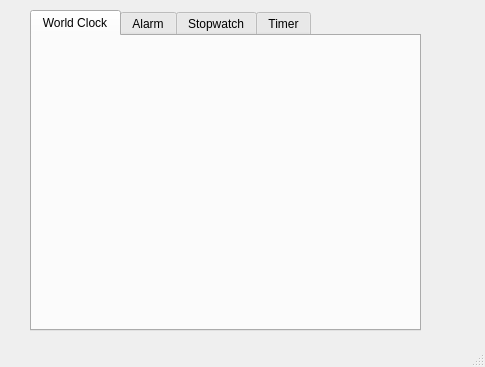
The window that PyLearnThreadingClock/main_window.ui (MSaberian/PyLearnThreading) describes before a commit, drawn with Qt 5.
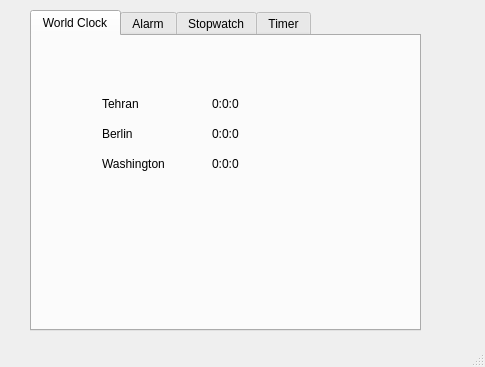
The same window after the commit. The open tabs and pages were chosen to show the change.

```diff
--- a/PyLearnThreadingClock/main_window.ui
+++ b/PyLearnThreadingClock/main_window.ui
@@ -30,6 +30,84 @@
      <attribute name="title">
       <string>World Clock</string>
      </attribute>
+     <widget class="QLabel" name="lb_tehran">
+      <property name="geometry">
+       <rect>
+        <x>180</x>
+        <y>60</y>
+        <width>49</width>
+        <height>16</height>
+       </rect>
+      </property>
+      <property name="text">
+       <string>0:0:0</string>
+      </property>
+     </widget>
+     <widget class="QLabel" name="lb_tehran_2">
+      <property name="geometry">
+       <rect>
+        <x>70</x>
+        <y>60</y>
+        <width>49</width>
+        <height>16</height>
+       </rect>
+      </property>
+      <property name="text">
+       <string>Tehran</string>
+      </property>
+     </widget>
+     <widget class="QLabel" name="lb_tehran_3">
+      <property name="geometry">
+       <rect>
+        <x>70</x>
+        <y>90</y>
+        <width>49</width>
+        <height>16</height>
+       </rect>
+      </property>
+      <property name="text">
+       <string>Berlin</string>
+      </property>
+     </widget>
+     <widget class="QLabel" name="lb_berlin">
+      <property name="geometry">
+       <rect>
+        <x>180</x>
+        <y>90</y>
+        <width>49</width>
+        <height>16</height>
+       </rect>
+      </property>
+      <property name="text">
+       <string>0:0:0</string>
+      </property>
+     </widget>
+     <widget class="QLabel" name="lb_tehran_5">
+      <property name="geometry">
+       <rect>
+        <x>70</x>
+        <y>120</y>
+        <width>71</width>
+        <height>16</height>
+       </rect>
+      </property>
+      <property name="text">
+       <string>Washington</string>
+      </property>
+     </widget>
+     <widget class="QLabel" name="lb_washington">
+      <property name="geometry">
+       <rect>
+        <x>180</x>
+        <y>120</y>
+        <width>49</width>
+        <height>16</height>
+       </rect>
+      </property>
+      <property name="text">
+       <string>0:0:0</string>
+      </property>
+     </widget>
     </widget>
     <widget class="QWidget" name="tab_2">
      <attribute name="title">
```
Left out of the diff: 6 changed lines with no effect on the pictures.
